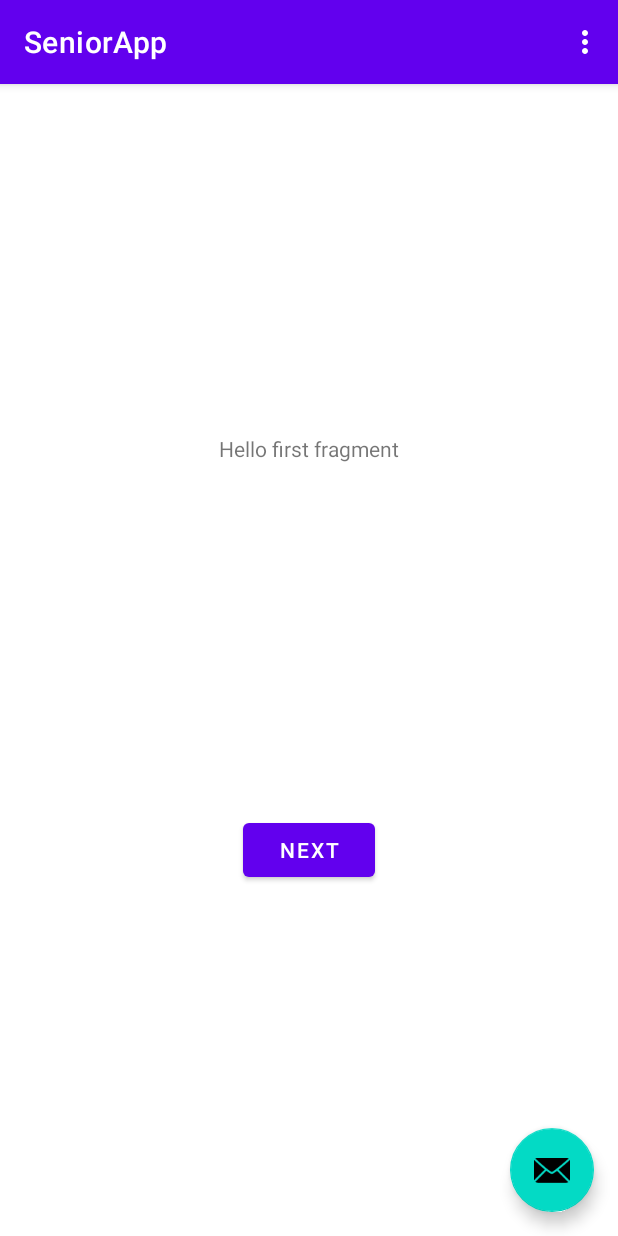
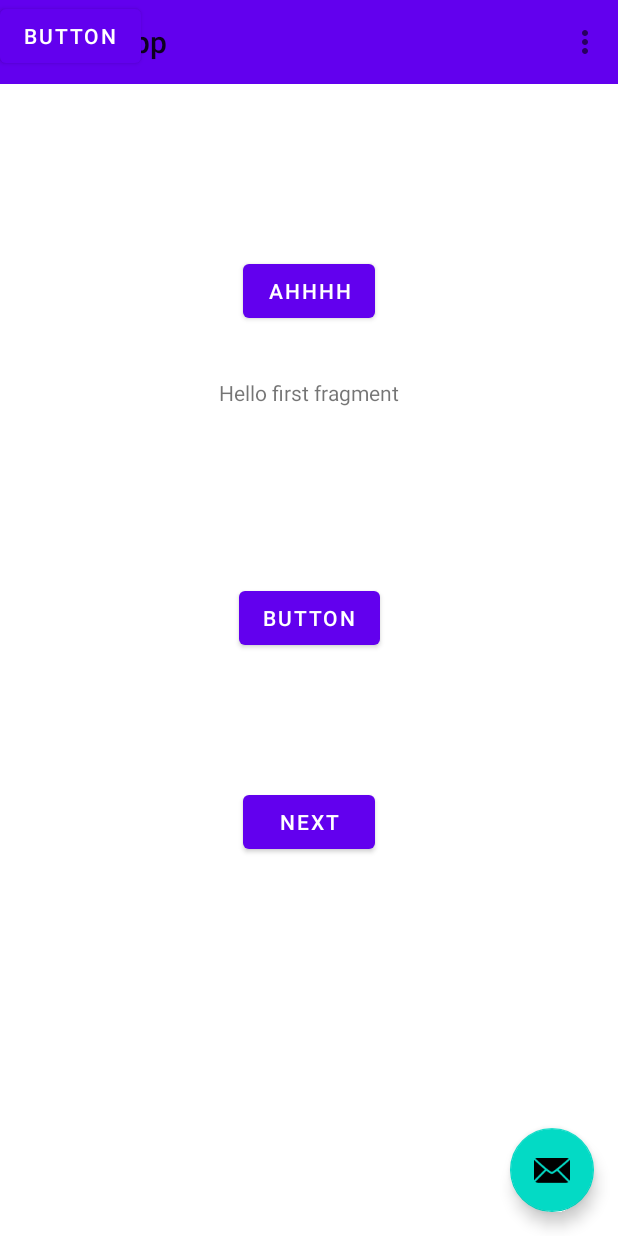
Before and after one commit to brentonmdunn/senior-app, an Android app: the screen it shows after launch (MainActivity), on a phone screen of 412 x 824 dp. Run offline under Robolectric (Android 15) with nearby library versions, the phone set to English and light mode, and no system bars; 2 statements that could not run were skipped.

Commit message:
Test commit

```diff
--- a/app/src/main/java/com/example/seniorapp/MainActivity.java
+++ b/app/src/main/java/com/example/seniorapp/MainActivity.java
@@ -15,12 +15,23 @@ import android.view.MenuItem;
 
 public class MainActivity extends AppCompatActivity {
 
+    private Button showButton;
+
     @Override
     protected void onCreate(Bundle savedInstanceState) {
         super.onCreate(savedInstanceState);
         setContentView(R.layout.activity_main);
         Toolbar toolbar = findViewById(R.id.toolbar);
         setSupportActionBar(toolbar);
+
+        showButton = findViewById(R.id.AHHHHH);
+
+        showButton.setOnClickListener(new View.OnClickListener() {
+            @Override
+            public void onClick(View view) {
+                nameText.setText("Hello");
+            }
+        });
 
         FloatingActionButton fab = findViewById(R.id.fab);
         fab.setOnClickListener(new View.OnClickListener() {
--- a/app/src/main/res/layout/activity_main.xml
+++ b/app/src/main/res/layout/activity_main.xml
@@ -11,16 +11,11 @@
         android:layout_height="wrap_content"
         android:theme="@style/Theme.SeniorApp.AppBarOverlay">
 
-        <androidx.appcompat.widget.Toolbar
-            android:id="@+id/toolbar"
-            android:layout_width="match_parent"
-            android:layout_height="?attr/actionBarSize"
-            android:background="?attr/colorPrimary"
-            app:popupTheme="@style/Theme.SeniorApp.PopupOverlay" />
-
     </com.google.android.material.appbar.AppBarLayout>
 
-    <include layout="@layout/content_main" />
+    <include
+        android:id="@+id/include"
+        layout="@layout/content_main" />
 
     <com.google.android.material.floatingactionbutton.FloatingActionButton
         android:id="@+id/fab"
@@ -30,4 +25,17 @@
         android:layout_margin="@dimen/fab_margin"
         app:srcCompat="@android:drawable/ic_dialog_email" />
 
+    <Button
+        android:id="@+id/button"
+        android:layout_width="wrap_content"
+        android:layout_height="wrap_content"
+        android:text="Button" />
+
+    <androidx.appcompat.widget.Toolbar
+        android:id="@+id/toolbar"
+        android:layout_width="match_parent"
+        android:layout_height="?attr/actionBarSize"
+        android:background="?attr/colorPrimary"
+        app:popupTheme="@style/Theme.SeniorApp.PopupOverlay" />
+
 </androidx.coordinatorlayout.widget.CoordinatorLayout>
--- a/app/src/main/res/layout/content_main.xml
+++ b/app/src/main/res/layout/content_main.xml
@@ -1,6 +1,7 @@
 <?xml version="1.0" encoding="utf-8"?>
 <androidx.constraintlayout.widget.ConstraintLayout xmlns:android="http://schemas.android.com/apk/res/android"
     xmlns:app="http://schemas.android.com/apk/res-auto"
+    xmlns:tools="http://schemas.android.com/tools"
     android:layout_width="match_parent"
     android:layout_height="match_parent"
     app:layout_behavior="@string/appbar_scrolling_view_behavior">
@@ -12,8 +13,39 @@
         android:layout_height="0dp"
         app:defaultNavHost="true"
         app:layout_constraintBottom_toBottomOf="parent"
+        app:layout_constraintHorizontal_bias="0.0"
         app:layout_constraintLeft_toLeftOf="parent"
         app:layout_constraintRight_toRightOf="parent"
         app:layout_constraintTop_toTopOf="parent"
+        app:layout_constraintVertical_bias="0.0"
         app:navGraph="@navigation/nav_graph" />
+
+    <Button
+        android:id="@+id/myButtonTest"
+        android:layout_width="wrap_content"
+        android:layout_height="wrap_content"
+        android:text="Button"
+        app:layout_constraintBottom_toBottomOf="parent"
+        app:layout_constraintEnd_toEndOf="@+id/nav_host_fragment"
+        app:layout_constraintStart_toStartOf="parent"
+        app:layout_constraintTop_toTopOf="@+id/nav_host_fragment" />
+
+    <TextView
+        android:id="@+id/textView"
+        android:layout_width="wrap_content"
+        android:layout_height="wrap_content"
+        app:layout_constraintBottom_toBottomOf="parent"
+        app:layout_constraintEnd_toEndOf="parent"
+        app:layout_constraintStart_toStartOf="parent"
+        app:layout_constraintTop_toTopOf="@+id/myButtonTest" />
+
+    <Button
+        android:id="@+id/AHHHHH"
+        android:layout_width="wrap_content"
+        android:layout_height="wrap_content"
+        android:text="AHHHH"
+        app:layout_constraintBottom_toTopOf="@+id/myButtonTest"
+        app:layout_constraintEnd_toEndOf="parent"
+        app:layout_constraintStart_toStartOf="parent"
+        app:layout_constraintTop_toTopOf="parent" />
 </androidx.constraintlayout.widget.ConstraintLayout>
```
